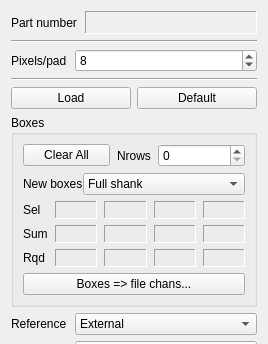
Above: Forms/ShankEditTab.ui from billkarsh/SpikeGLX before the change; both pictures show x 0 to 268 and y 0 to 344 of the 268 by 724 pixel window. Below: the same form after it.
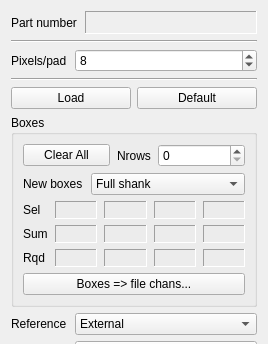
That is the form after the change.

```diff
--- a/Forms/ShankEditTab.ui
+++ b/Forms/ShankEditTab.ui
@@ -476,6 +476,9 @@
       </item>
       <item row="1" column="0" colspan="5">
        <layout class="QHBoxLayout" name="horizontalLayout_5">
+        <property name="spacing">
+         <number>8</number>
+        </property>
         <item>
          <widget class="QLabel" name="label_10">
           <property name="text">
```
